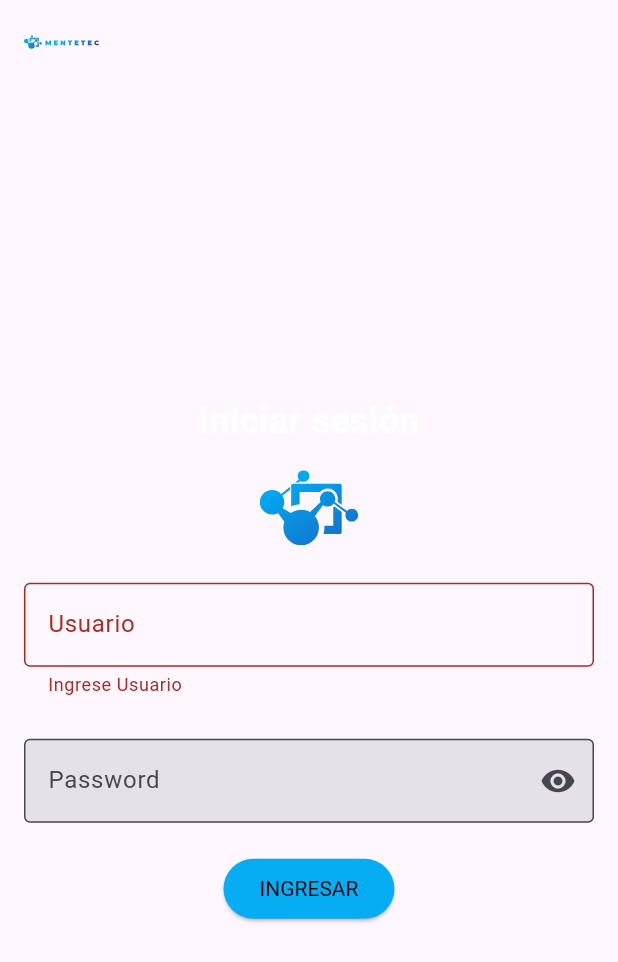
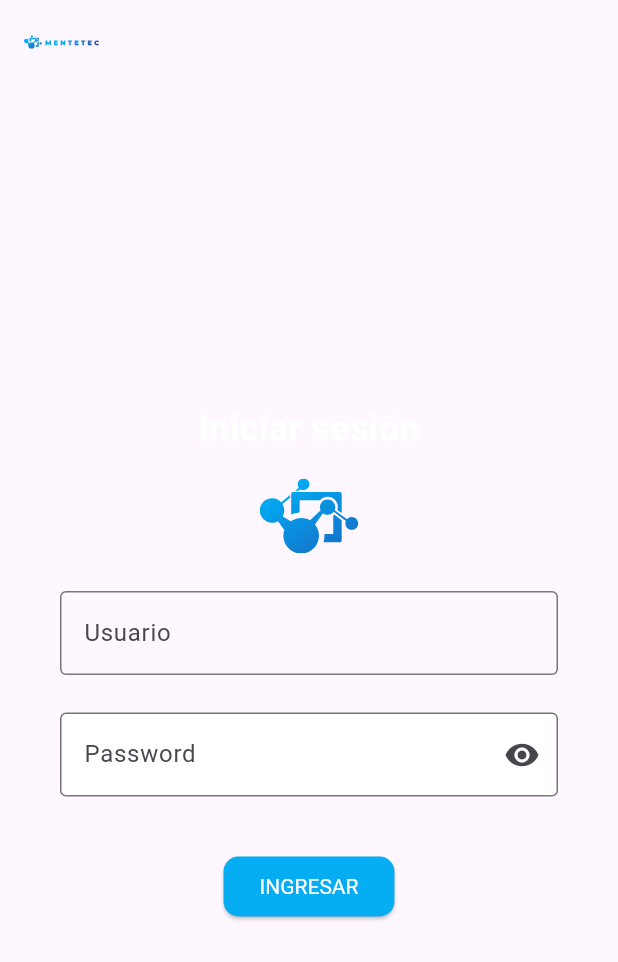
Before and after one commit to jonathan161022/mentetec, a Flutter app: the screen it shows after launch, on a phone screen of 412 x 824 dp. Shown: the top 962 px of the screen. Run offline on Flutter 3.47's test engine with Material 3 defaults, Android fonts, the light colour scheme and no system bars; our stand-ins replace flutter_svg, shared_preferences; project files that could hold a hidden picture were left out.

Commit message:
cambios tarde

```diff
--- a/lib/custom/customPasswordField.dart
+++ b/lib/custom/customPasswordField.dart
@@ -1,8 +1,8 @@
 import 'package:flutter/material.dart';
 
 class PasswordField extends StatefulWidget {
-  const PasswordField({super.key,
-
+  const PasswordField({
+    Key? key,
     this.fieldKey,
     this.hintText,
     this.labelText,
@@ -11,7 +11,9 @@ class PasswordField extends StatefulWidget {
     this.validator,
     this.onFieldSubmitted,
     required this.controller,
-  });
+    this.backgroundColor,
+    this.borderColor, // Nuevo parámetro para el color del borde
+  }) : super(key: key);
 
   final Key? fieldKey;
   final TextEditingController controller;
@@ -21,6 +23,8 @@ class PasswordField extends StatefulWidget {
   final FormFieldSetter<String>? onSaved;
   final FormFieldValidator<String>? validator;
   final ValueChanged<String>? onFieldSubmitted;
+  final Color? backgroundColor; // Color del fondo
+  final Color? borderColor; // Color del borde
 
   @override
   _PasswordFieldState createState() => _PasswordFieldState();
@@ -39,9 +43,15 @@ class _PasswordFieldState extends State<PasswordField> {
       onFieldSubmitted: widget.onFieldSubmitted,
       decoration: InputDecoration(
         border: const OutlineInputBorder(),
+        enabledBorder: OutlineInputBorder(
+          borderSide: BorderSide(
+            color: widget.borderColor ?? Theme.of(context).disabledColor, // Color del borde en estado inactivo
+          ),
+        ),
         filled: true,
         hintText: widget.hintText,
         labelText: widget.labelText,
+        fillColor: widget.backgroundColor ?? Theme.of(context).canvasColor,
         helperText: widget.helperText,
         suffixIcon: GestureDetector(
           onTap: () {
--- a/lib/custom/custom_text_field.dart
+++ b/lib/custom/custom_text_field.dart
@@ -21,6 +21,9 @@ class CustomTextField extends StatefulWidget {
 }
 
 class _CustomTextFieldState extends State<CustomTextField> {
+  bool _textHasBeenDeleted =
+      false; // Variable para controlar si se ha borrado el texto
+
   @override
   Widget build(BuildContext context) {
     return TextFormField(
@@ -29,11 +32,17 @@ class _CustomTextFieldState extends State<CustomTextField> {
       decoration: InputDecoration(
         labelText: widget.labelText,
         border: const OutlineInputBorder(),
-        errorText: widget.controller.text.isEmpty
+        errorText: _textHasBeenDeleted && widget.controller.text.isEmpty
             ? 'Ingrese ${widget.labelText}'
             : null,
       ),
-      onChanged: widget.onChanged,
+      onChanged: (value) {
+        setState(() {
+          // Verifica si se ha borrado el texto
+          _textHasBeenDeleted = value.isEmpty;
+        });
+        widget.onChanged?.call(value); // Llama al onChanged si está definido
+      },
       validator: widget.validator,
     );
   }
--- a/lib/login/login.dart
+++ b/lib/login/login.dart
@@ -70,7 +70,8 @@ class _LoginFormState extends State<LoginForm> {
         ),
       ),
       body: Padding(
-        padding: const EdgeInsets.all(16.0),
+        padding: const EdgeInsets.symmetric(
+            horizontal: 40), // Se corrigió la llave faltante aquí
         child: Column(
           mainAxisAlignment: MainAxisAlignment.center,
           children: [
@@ -95,34 +96,30 @@ class _LoginFormState extends State<LoginForm> {
                 return null;
               },
             ),
-            const SizedBox(height: 28),
-            // CustomTextField(
-            //   controller: _passwordController,
-            //   labelText: 'Contraseña',
-            //   obscureText: true,
-            //   validator: (value) {
-            //     if (value == null || value.isEmpty) {
-            //       return 'Ingrese su contraseña';
-            //     }
-            //     return null;
-            //   },
-            // ),
+            const SizedBox(height: 25),
             PasswordField(
               controller: _passwordController,
               labelText: 'Password',
+              borderColor: Colors.grey.shade600,
+              backgroundColor: Colors.white,
               onFieldSubmitted: (String value) {
                 setState(() {
                   password = value;
                 });
               },
             ),
-            const SizedBox(height: 20),
-            ElevatedButton(
-              onPressed: _login,
-              style: CustomStyles.buttonStyle,
-              child: const Text(
-                'INGRESAR',
-                style: TextStyle(color: Colors.black),
+            const SizedBox(
+              height: 40,
+            ),
+            SizedBox(
+              height: 40, // Establece la altura deseada aquí
+              child: ElevatedButton(
+                onPressed: _login,
+                style: CustomStyles.buttonStyle,
+                child: const Text(
+                  'INGRESAR',
+                  style: TextStyle(color: Colors.white),
+                ),
               ),
             ),
           ],
--- a/lib/login/styles.dart
+++ b/lib/login/styles.dart
@@ -15,7 +15,7 @@ class CustomStyles {
     shape: MaterialStateProperty.all<OutlinedBorder>(
       RoundedRectangleBorder(
         borderRadius:
-            BorderRadius.circular(30.0), // Ajusta el radio según tu preferencia
+            BorderRadius.circular(10.0), // Ajusta el radio según tu preferencia
       ),
     ),
   );
--- a/lib/productos/productos.dart
+++ b/lib/productos/productos.dart
@@ -224,7 +224,7 @@ class _ProductosState extends State<Productos> with TickerProviderStateMixin {
                       labelText: 'Buscar por $filtro',
                       border: const OutlineInputBorder(),
                       suffixIcon: IconButton(
-                        icon: const Icon(Icons.filter_list),
+                        icon: const Icon(Icons.tune),
                         onPressed: () {
                           // Implementa la lógica para abrir el menú de filtros
                           mostrarMenuFiltro(context);
```
